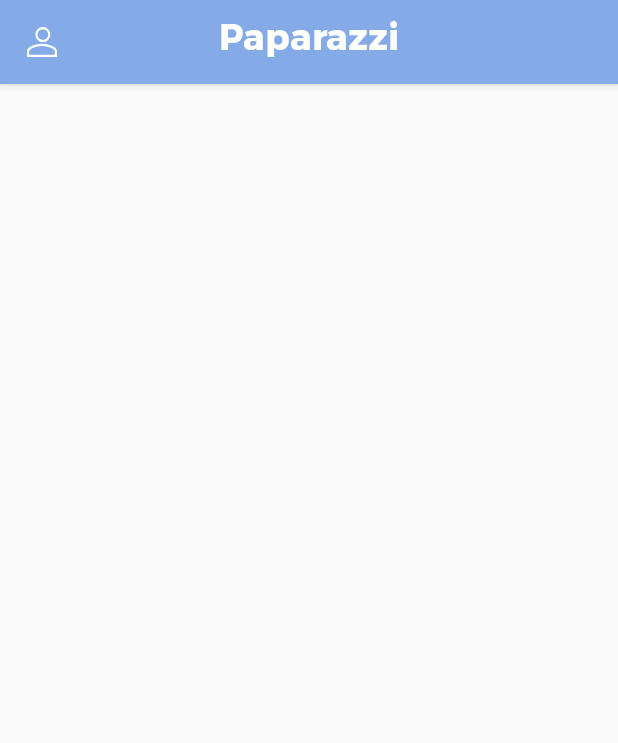
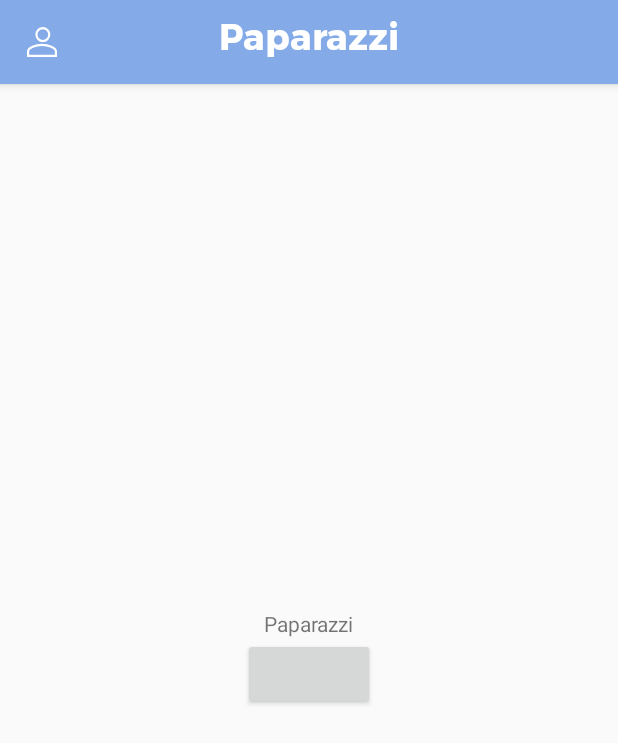
Before and after one commit to 6991ohnayrb/paparazzi, an Android app: the MainActivity screen opened directly, with no data from a screen before it, on a phone screen of 412 x 824 dp. Shown: the top 743 px of the screen. Run offline under Robolectric (Android 15) with nearby library versions, the phone set to English and light mode, and no system bars; our stand-ins replace ButterKnife, RxJava; libraries missing offline, so code that uses them is left out: com.facebook, com.facebook.stetho, com.jakewharton.retrofit2; 11 statements that could not run were skipped.

```diff
--- a/Paparazzi/app/src/main/java/com/bryanho/paparazzi/activities/LoginActivity.java
+++ b/Paparazzi/app/src/main/java/com/bryanho/paparazzi/activities/LoginActivity.java
@@ -26,6 +26,8 @@ public class LoginActivity extends PaparazziActivity {
         super.onCreate(savedInstanceState);
         AppEventsLogger.activateApp(getApplication());
         setContentView(R.layout.activity_login);
+
+        initializeStethoscope(getApplicationContext());
 
         callbackManager = CallbackManager.Factory.create();
 
--- a/Paparazzi/app/src/main/java/com/bryanho/paparazzi/activities/MainActivity.java
+++ b/Paparazzi/app/src/main/java/com/bryanho/paparazzi/activities/MainActivity.java
@@ -12,6 +12,7 @@ import android.widget.ListView;
 import android.widget.TextView;
 
 import com.bryanho.paparazzi.R;
+import com.bryanho.paparazzi.fragments.MyGamesFragment;
 import com.bryanho.paparazzi.fragments.SettingsFragment;
 import com.bryanho.paparazzi.adapters.GameAdapter;
 import com.bryanho.paparazzi.fragments.GameRoomFragment;
@@ -40,10 +41,14 @@ public class MainActivity extends PaparazziActivity {
     protected void onCreate(@Nullable Bundle savedInstanceState) {
         super.onCreate(savedInstanceState);
         setContentView(R.layout.activity_main);
+        initializeStethoscope(getApplicationContext());
         ButterKnife.bind(this);
         setToolbarLeftIcon();
         setGreeting();
         setMenuGamesList();
+
+        // TODO: Remove this after testing HTTP request
+        navigateToFragment(MyGamesFragment.newInstance());
     }
 
     private void setToolbarLeftIcon() {
--- a/Paparazzi/app/src/main/java/com/bryanho/paparazzi/fragments/GameRoomFragment.java
+++ b/Paparazzi/app/src/main/java/com/bryanho/paparazzi/fragments/GameRoomFragment.java
@@ -45,6 +45,7 @@ public class GameRoomFragment extends PaparazziFragment {
         super.onCreateView(inflater, container, savedInstanceState);
         final View view = inflater.inflate(R.layout.fragment_game_room, container, false);
         ButterKnife.bind(this, view);
+        setupGameService();
 
         final Activity activity = getActivity();
         if (activity instanceof MainActivity) {
--- a/Paparazzi/app/src/main/java/com/bryanho/paparazzi/fragments/NearbyGameFragment.java
+++ b/Paparazzi/app/src/main/java/com/bryanho/paparazzi/fragments/NearbyGameFragment.java
@@ -22,6 +22,7 @@ public class NearbyGameFragment extends PaparazziFragment {
     @Override
     public View onCreateView(LayoutInflater inflater, @Nullable ViewGroup container, Bundle savedInstanceState) {
         super.onCreateView(inflater, container, savedInstanceState);
+        setupGameService();
         return inflater.inflate(R.layout.fragment_my_games, container, false);
     }
 }
--- a/Paparazzi/app/src/main/java/com/bryanho/paparazzi/fragments/NewGameFragment.java
+++ b/Paparazzi/app/src/main/java/com/bryanho/paparazzi/fragments/NewGameFragment.java
@@ -35,6 +35,7 @@ public class NewGameFragment extends PaparazziFragment {
         super.onCreateView(inflater, container, savedInstanceState);
         final View view = inflater.inflate(R.layout.fragment_new_game, container, false);
         ButterKnife.bind(this, view);
+        setupGameService();
         return view;
     }
 
--- a/Paparazzi/app/src/main/java/com/bryanho/paparazzi/fragments/PaparazziFragment.java
+++ b/Paparazzi/app/src/main/java/com/bryanho/paparazzi/fragments/PaparazziFragment.java
@@ -10,7 +10,7 @@ public abstract class PaparazziFragment extends Fragment {
 
     protected GameService gameService;
 
-    public PaparazziFragment() {
+    protected void setupGameService() {
         final Activity activity = getActivity();
         if (activity instanceof PaparazziActivity) {
             final PaparazziActivity paparazziActivity = (PaparazziActivity) activity;
--- a/Paparazzi/app/src/main/java/com/bryanho/paparazzi/fragments/SettingsFragment.java
+++ b/Paparazzi/app/src/main/java/com/bryanho/paparazzi/fragments/SettingsFragment.java
@@ -35,6 +35,7 @@ public class SettingsFragment extends PaparazziFragment {
         super.onCreateView(inflater, container, savedInstanceState);
         final View view = inflater.inflate(R.layout.fragment_settings, container, false);
         ButterKnife.bind(this, view);
+        setupGameService();
         populateFields();
         return view;
     }
--- a/Paparazzi/app/src/main/res/layout/fragment_my_games.xml
+++ b/Paparazzi/app/src/main/res/layout/fragment_my_games.xml
@@ -2,6 +2,8 @@
 <LinearLayout xmlns:android="http://schemas.android.com/apk/res/android"
     android:layout_width="match_parent"
     android:layout_height="match_parent"
+    android:gravity="center"
+    android:orientation="vertical"
     >
 
     <TextView
@@ -10,4 +12,10 @@
         android:text="@string/app_name"
         />
 
+    <Button
+        android:id="@+id/test_button"
+        android:layout_width="wrap_content"
+        android:layout_height="wrap_content"
+        />
+
 </LinearLayout>
```
Also changed, not shown: Paparazzi/app/build.gradle (+7 -0 lines), Paparazzi/app/src/main/java/com/bryanho/paparazzi/activities/PaparazziActivity.java (+12 -1 lines), Paparazzi/app/src/main/java/com/bryanho/paparazzi/fragments/MyGamesFragment.java (+30 -2 lines).
